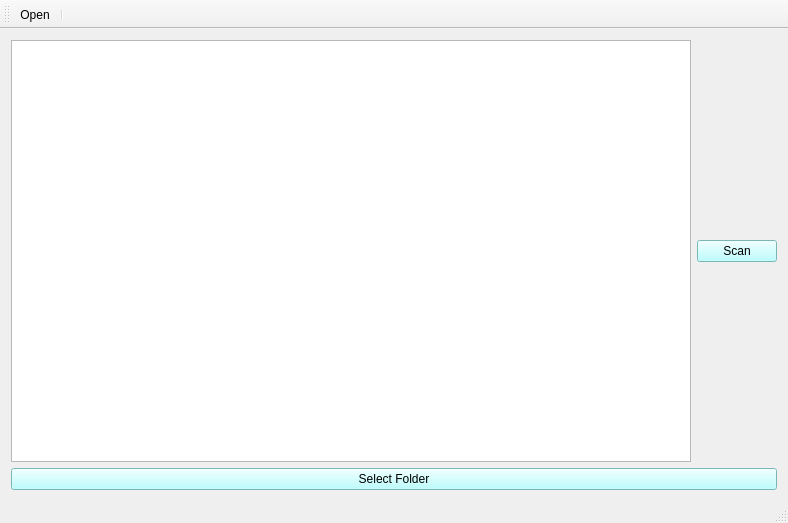
Qt form FileSizeScanner/FileSizeScanner.ui (Rituraj073/FileSizeScanner) before a commit.
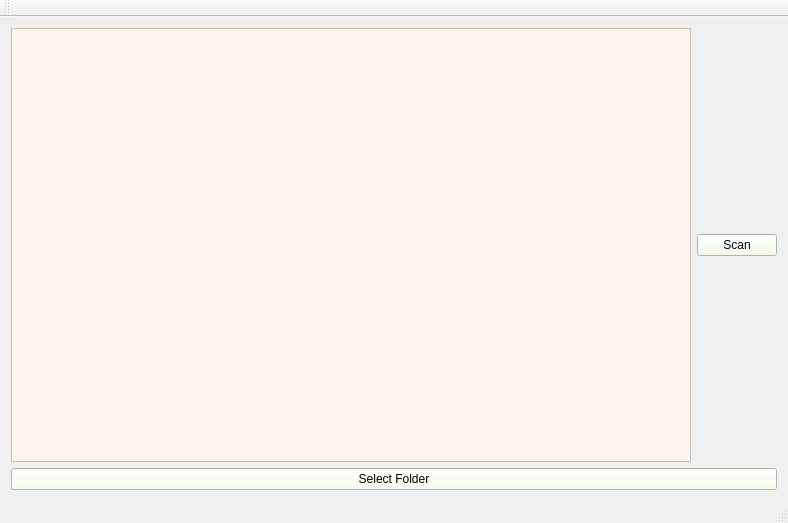
The same form after that commit. Icons and pictures are not drawn.

```diff
--- a/FileSizeScanner/FileSizeScanner.ui
+++ b/FileSizeScanner/FileSizeScanner.ui
@@ -19,7 +19,7 @@
      <widget class="QPushButton" name="selectFolder">
       <property name="styleSheet">
        <string notr="true">font: 350 11pt &quot;Segoe UI&quot;;
-background-color: rgb(170, 255, 255);</string>
+background-color: rgb(240, 255, 231);</string>
       </property>
       <property name="text">
        <string>Select Folder</string>
@@ -31,8 +31,8 @@
       <item row="0" column="1">
        <widget class="QPushButton" name="ScanBtn">
         <property name="styleSheet">
-         <string notr="true">background-color: rgb(170, 255, 255);
-font: 12pt &quot;Segoe UI&quot;;</string>
+         <string notr="true">font: 12pt &quot;Segoe UI&quot;;
+background-color: rgb(240, 255, 231);</string>
         </property>
         <property name="text">
          <string>Scan</string>
@@ -40,7 +40,11 @@
        </widget>
       </item>
       <item row="0" column="0">
-       <widget class="QTableWidget" name="tableWidget"/>
+       <widget class="QTableWidget" name="tableWidget">
+        <property name="styleSheet">
+         <string notr="true">background-color: rgb(255, 244, 235);</string>
+        </property>
+       </widget>
       </item>
      </layout>
     </item>
@@ -63,8 +67,6 @@
    <attribute name="toolBarBreak">
     <bool>false</bool>
    </attribute>
-   <addaction name="actionOpen"/>
-   <addaction name="separator"/>
   </widget>
   <widget class="QStatusBar" name="statusBar"/>
   <action name="actionOpen">
```
